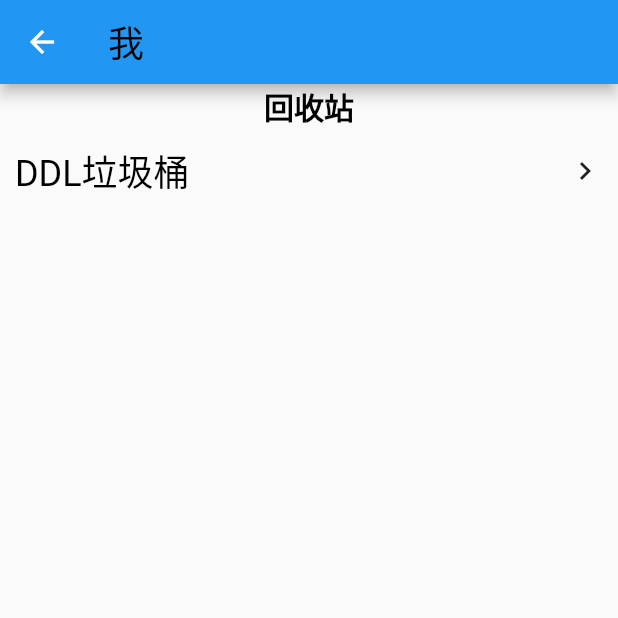
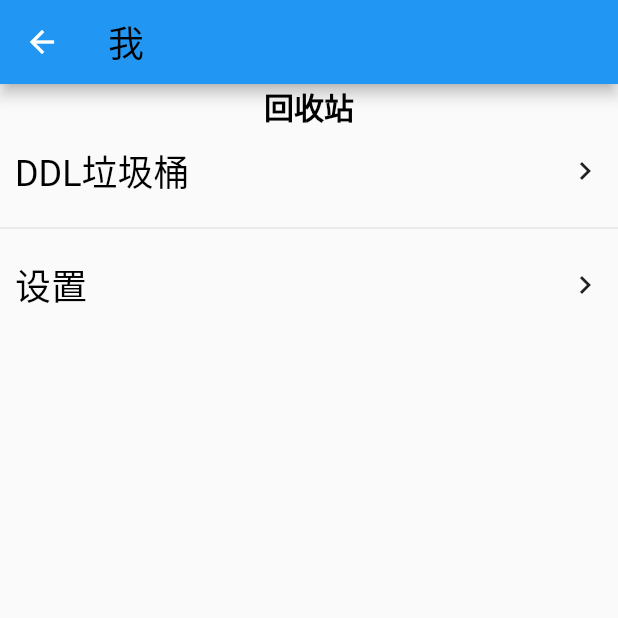
Before and after one commit to jackfiled/post_calendar_android, a Flutter app: the MinePage screen opened directly, on a phone screen of 412 x 824 dp, the top half of it. Run offline on Flutter 3.47's test engine with Material 2 defaults, Android fonts, the phone set to English and light mode, and no system bars; our stand-ins replace flutter_slidable, get, hive, hive_flutter, sqflite; missing offline and left inert: flutter_pickers; accounts and stored records are empty; network calls fail.

```diff
--- a/lib/pages/mine_page.dart
+++ b/lib/pages/mine_page.dart
@@ -3,7 +3,7 @@ import 'package:get/get.dart';
 
 import 'package:post_calendar_android/routes/route_config.dart';
 
-/// "我"页面
+/// "我的"页面
 class MinePage extends StatelessWidget {
   const MinePage({Key? key}) : super(key: key);
 
@@ -13,25 +13,19 @@ class MinePage extends StatelessWidget {
       appBar: AppBar(
         title: Text(
           "我",
-          style: Theme
-              .of(context)
-              .textTheme
-              .headline5,
+          style: Theme.of(context).textTheme.headline5,
         ),
       ),
       body: Column(
         children: [
           Text(
             "回收站",
-            style: Theme
-                .of(context)
-                .textTheme
-                .subtitle1,
+            style: Theme.of(context).textTheme.subtitle1,
           ),
           InkWell(
             child: GestureDetector(
                 onTap: () => Get.toNamed(RouteConfig.ddlALLPage),
-                behavior:HitTestBehavior.opaque,
+                behavior: HitTestBehavior.opaque,
                 child: Container(
                   padding: const EdgeInsets.all(10.0),
                   child: Row(
@@ -39,15 +33,33 @@ class MinePage extends StatelessWidget {
                     children: [
                       Text(
                         "DDL垃圾桶",
-                        style: Theme
-                            .of(context)
-                            .textTheme
-                            .headline5,
+                        style: Theme.of(context).textTheme.headline5,
                       ),
                       const Icon(Icons.keyboard_arrow_right)
                     ],
                   ),
-                )
+                )),
+          ),
+          const Divider(
+            height: 20,
+          ),
+          InkWell(
+            child: GestureDetector(
+              onTap: () => Get.toNamed(RouteConfig.settingPage),
+              behavior: HitTestBehavior.opaque,
+              child: Container(
+                padding: const EdgeInsets.all(10.0),
+                child: Row(
+                  mainAxisAlignment: MainAxisAlignment.spaceBetween,
+                  children: [
+                    Text(
+                      "设置",
+                      style: Theme.of(context).textTheme.headline5,
+                    ),
+                    const Icon(Icons.keyboard_arrow_right)
+                  ],
+                ),
+              ),
             ),
           )
         ],
--- a/lib/routes/route_config.dart
+++ b/lib/routes/route_config.dart
@@ -1,10 +1,12 @@
 import 'package:get/get.dart';
+import 'package:post_calendar_android/components/open_loading_page.dart';
 
 import 'package:post_calendar_android/pages/ddl_more_page.dart';
 import 'package:post_calendar_android/pages/home_page.dart';
 import 'package:post_calendar_android/pages/calendar_detail_page.dart';
 import 'package:post_calendar_android/pages/ddl_detail_page.dart';
 import 'package:post_calendar_android/pages/calendar_more_page.dart';
+import 'package:post_calendar_android/pages/setting_page.dart';
 import 'package:post_calendar_android/pages/squid_more_page.dart';
 import 'package:post_calendar_android/pages/ddl_all_page.dart';
 
@@ -12,26 +14,38 @@ class RouteConfig {
   /// 主界面
   static const String main = "/";
 
+  static const String openLoadingPage = "/openLoadingPage";
+
   /// 日历事件的修改添加页面
   static const String calendarDetailPage = "/CalendarDetailPage";
 
+  /// 日历事件详情界面
   static const String calendarMorePage = "/CalendarMorePage";
 
+  /// DDL事件的添加修改界面
   static const String ddlDetailPage = "/DDLDetailPage";
 
+  /// DDL事件详情界面
   static const String ddlMorePage = "/DDLMorePage";
 
+  /// Squid Ward的详情界面
   static const String squidMorePage = "/SquidMorePage";
 
+  /// 显示所有DDL事件的界面
   static const String ddlALLPage = "/DDLAllPage";
+
+  /// 设置界面
+  static const String settingPage = "/SettingPage";
 
   static final List<GetPage> getPages = [
     GetPage(name: main, page: () => const HomePage()),
+    GetPage(name: openLoadingPage, page: () => const OpenLoadingPage()),
     GetPage(name: calendarDetailPage, page: () => const CalendarDetailPage()),
     GetPage(name: ddlDetailPage, page: () => const DDLDetailPage()),
     GetPage(name: calendarMorePage, page: () => CalendarMorePage()),
     GetPage(name: ddlMorePage, page: () => DDLMorePage()),
     GetPage(name: squidMorePage, page: () => SquidMorePage()),
     GetPage(name: ddlALLPage, page: () => DDLAllPage()),
+    GetPage(name: settingPage, page: () => const SettingPage()),
   ];
 }
```
Also changed, not shown: lib/components/open_loading_page.dart (added, +29 -0 lines), lib/main.dart (+20 -3 lines).
